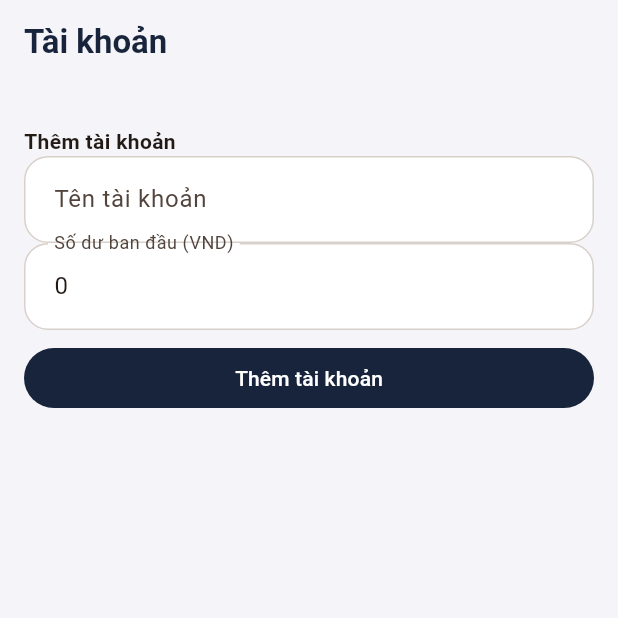
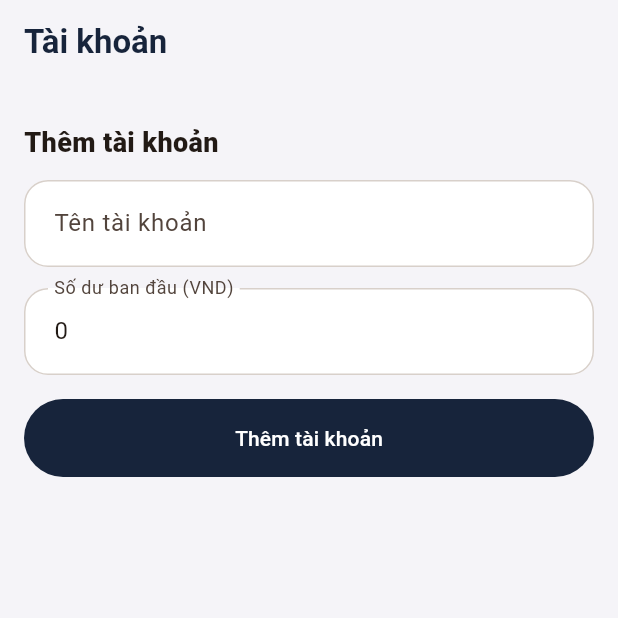
Before and after one commit to nhatlong2595-max/dtt-finance-android, a Flutter app: the AccountsScreen screen opened directly with empty values, on a phone screen of 412 x 824 dp, the top half of it. Run offline on Flutter 3.47's test engine with Material 3 defaults, Android fonts, the phone set to English and light mode, and no system bars; our stand-ins replace fl_chart, package_info_plus, shared_preferences, sqflite; accounts and stored records are empty; statements that could not run were skipped.

Commit message:
Fix account screen spacing and show live balances

```diff
--- a/lib/features/accounts/accounts_screen.dart
+++ b/lib/features/accounts/accounts_screen.dart
@@ -1,3 +1,20 @@
-import 'package:flutter/material.dart';import '../../data/finance_store.dart';
-class AccountsScreen extends StatefulWidget{const AccountsScreen({super.key,required this.store});final FinanceStore store;@override State<AccountsScreen> createState()=>_AccountsScreenState();}
-class _AccountsScreenState extends State<AccountsScreen>{final name=TextEditingController();final opening=TextEditingController(text:'0');@override Widget build(BuildContext context)=>Scaffold(appBar:AppBar(title:const Text('Tài khoản')),body:ListView(padding:const EdgeInsets.all(16),children:[...widget.store.accounts.map((a)=>Card(child:ListTile(leading:const Icon(Icons.account_balance_wallet),title:Text(a.name),subtitle:Text('Số dư ban đầu: ${a.openingBalance} đ')))),const SizedBox(height:12),const Text('Thêm tài khoản',style:TextStyle(fontWeight:FontWeight.bold)),TextField(controller:name,decoration:const InputDecoration(labelText:'Tên tài khoản')),TextField(controller:opening,keyboardType:TextInputType.number,decoration:const InputDecoration(labelText:'Số dư ban đầu (VND)')),const SizedBox(height:8),FilledButton(onPressed:()async{final n=name.text.trim();final v=int.tryParse(opening.text)??0;if(n.isEmpty)return;await widget.store.addAccount(n,v);name.clear();if(mounted)setState((){});},child:const Text('Thêm tài khoản'))]));}
+import 'package:flutter/material.dart';
+import 'package:intl/intl.dart';
+import '../../data/finance_store.dart';
+
+class AccountsScreen extends StatefulWidget {
+ const AccountsScreen({super.key,required this.store});final FinanceStore store;
+ @override State<AccountsScreen> createState()=>_AccountsScreenState();
+}
+class _AccountsScreenState extends State<AccountsScreen>{
+ final name=TextEditingController(),opening=TextEditingController(text:'0');
+ final money=NumberFormat.currency(locale:'vi_VN',symbol:'₫',decimalDigits:0);
+ @override void dispose(){name.dispose();opening.dispose();super.dispose();}
+ @override Widget build(BuildContext context)=>Scaffold(appBar:AppBar(title:const Text('Tài khoản')),body:ListView(padding:const EdgeInsets.fromLTRB(16,8,16,24),children:[
+  ...widget.store.accounts.map((a)=>Card(child:ListTile(contentPadding:const EdgeInsets.symmetric(horizontal:16,vertical:8),leading:const CircleAvatar(backgroundColor:Color(0xFFFFE3D3),child:Icon(Icons.account_balance_wallet,color:Color(0xFF99542D))),title:Text(a.name,style:const TextStyle(fontWeight:FontWeight.w700)),subtitle:Text('Số dư ban đầu: '+money.format(a.openingBalance)),trailing:Text(money.format(widget.store.balanceFor(a.id)),style:const TextStyle(fontWeight:FontWeight.bold))))),
+  const SizedBox(height:18),const Text('Thêm tài khoản',style:TextStyle(fontSize:18,fontWeight:FontWeight.w800)),const SizedBox(height:12),
+  TextField(controller:name,decoration:const InputDecoration(labelText:'Tên tài khoản',hintText:'Ví dụ: Ví tiền mặt, Vietcombank')),
+  const SizedBox(height:14),TextField(controller:opening,keyboardType:TextInputType.number,decoration:const InputDecoration(labelText:'Số dư ban đầu (VND)')),
+  const SizedBox(height:16),FilledButton(style:FilledButton.styleFrom(minimumSize:const Size.fromHeight(52)),onPressed:()async{final n=name.text.trim(),v=int.tryParse(opening.text.replaceAll(RegExp(r'[^0-9]'),''))??0;if(n.isEmpty||v<0){ScaffoldMessenger.of(context).showSnackBar(const SnackBar(content:Text('Vui lòng nhập tên và số dư hợp lệ.')));return;}await widget.store.addAccount(n,v);name.clear();opening.text='0';if(mounted)setState((){});},child:const Text('Thêm tài khoản')),
+ ]));
+}
```
